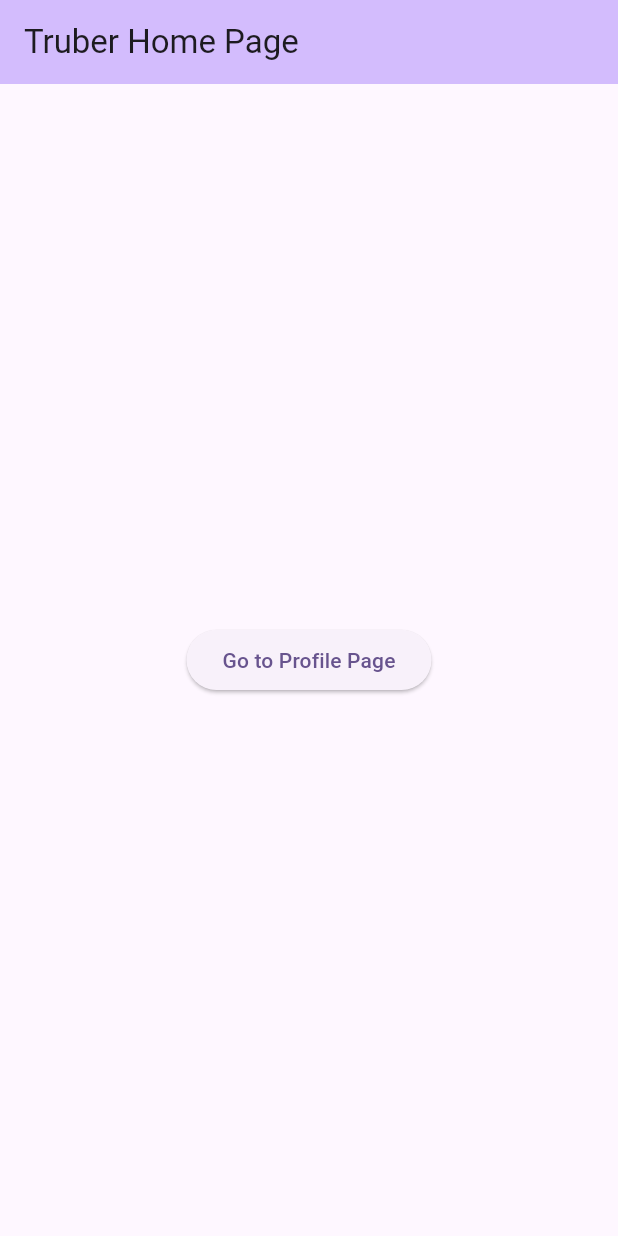
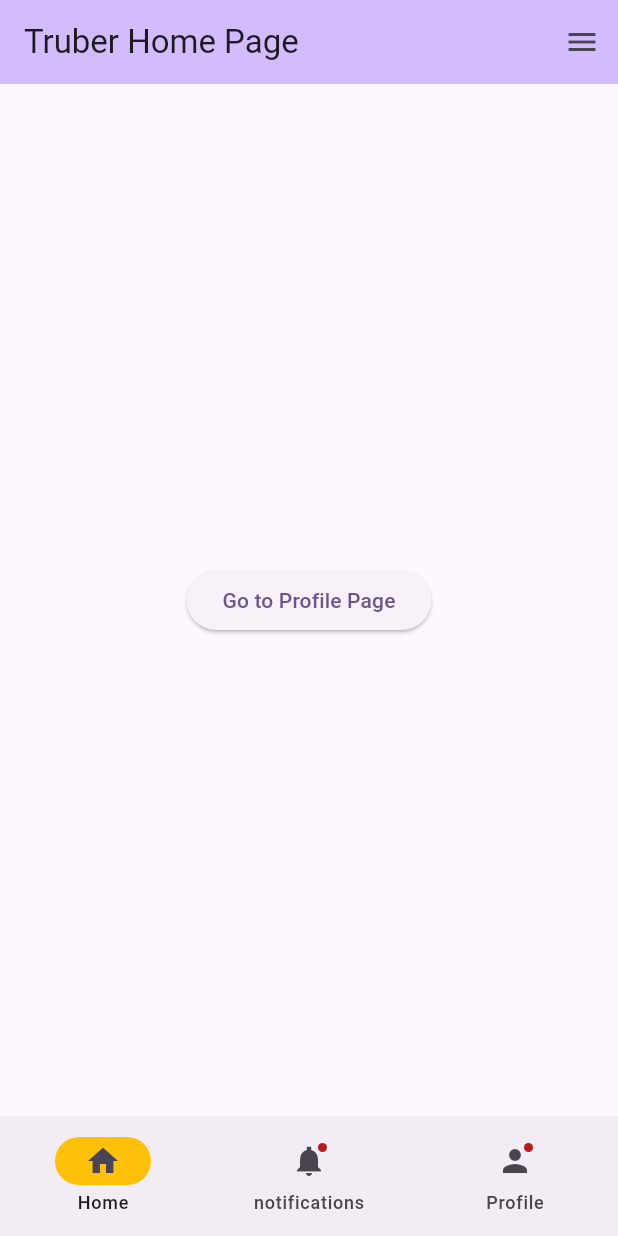
Before and after one commit to FearQuare/Truber, a Flutter app: the screen it shows after launch, on a phone screen of 412 x 824 dp. Run offline on Flutter 3.47's test engine with Material 3 defaults, Android fonts, the light colour scheme and no system bars.

Commit message:
add navbar (has issues)

```diff
--- a/lib/main.dart
+++ b/lib/main.dart
@@ -1,5 +1,6 @@
 import 'package:flutter/material.dart';
 import 'package:truber/screens/profile_page.dart';
+import 'package:truber/widgets/navigation_bar.dart';
 
 void main() {
   runApp(const MyApp());
@@ -30,6 +31,7 @@ class MyHomePage extends StatefulWidget {
 }
 
 class _MyHomePageState extends State<MyHomePage> {
+  int currentPageIndex = 0;
   // Function to navigate to the ProfilePage
   void _navigateToProfilePage() {
     Navigator.push(
@@ -38,12 +40,25 @@ class _MyHomePageState extends State<MyHomePage> {
     );
   }
 
+  void _onTabSelected(int index){
+    if (index != currentPageIndex){
+      Navigator.pop(context);
+    }
+  }
+
   @override
   Widget build(BuildContext context) {
     return Scaffold(
       appBar: AppBar(
         backgroundColor: Theme.of(context).colorScheme.inversePrimary,
         title: Text(widget.title),
+        actions: [
+          IconButton(
+              onPressed: () {
+                // I'll provide the action here later.
+              },
+              icon: Icon(Icons.menu)),
+        ],
       ),
       body: Center(
         child: Column(
@@ -53,6 +68,9 @@ class _MyHomePageState extends State<MyHomePage> {
           ],
         ),
       ),
+      bottomNavigationBar: TruberNavBar(
+        onTabSelected: _onTabSelected,
+      ),
     );
   }
 }
--- a/lib/screens/profile_page.dart
+++ b/lib/screens/profile_page.dart
@@ -1,6 +1,19 @@
 import 'package:flutter/material.dart';
+import 'package:truber/widgets/navigation_bar.dart';
 
-class ProfilePage extends StatelessWidget {
+class ProfilePage extends StatefulWidget {
+  @override
+  State<StatefulWidget> createState() => _ProfilePageState();
+}
+
+class _ProfilePageState extends State<ProfilePage>{
+  int currentPageIndex = 1;
+
+  void _onTabSelected(int index){
+    if (index != currentPageIndex){
+      Navigator.pop(context);
+    }
+  }
   @override
   Widget build(BuildContext context) {
     return MaterialApp(
@@ -15,10 +28,13 @@ class ProfilePage extends StatelessWidget {
               ElevatedButton(
                 onPressed: () {
                   Navigator.pop(context);
-                  },
+                },
                 child: Text("Go Back to Main Page"),)
             ],
           ),
+        ),
+        bottomNavigationBar: TruberNavBar(
+          onTabSelected: _onTabSelected,
         ),
       ),
     );
--- /dev/null
+++ b/lib/widgets/navigation_bar.dart
@@ -0,0 +1,45 @@
+import 'package:flutter/material.dart';
+
+class TruberNavBar extends StatefulWidget {
+  final Function(int) onTabSelected;
+  const TruberNavBar({super.key, required this.onTabSelected});
+  @override
+  State<StatefulWidget> createState() => _TruberNavBarState();
+}
+
+class _TruberNavBarState extends State<TruberNavBar> {
+  int currentPageIndex = 0;
+
+  @override
+  Widget build(BuildContext context) {
+    final ThemeData theme = Theme.of(context);
+    return NavigationBar(
+      onDestinationSelected: (int index) {
+        setState(() {
+          currentPageIndex = index;
+        });
+        widget.onTabSelected(index);
+      },
+      indicatorColor: Colors.amber,
+      selectedIndex: currentPageIndex,
+      destinations: const <Widget>[
+        NavigationDestination(
+          selectedIcon: Icon(Icons.home),
+          icon: Icon(Icons.home_outlined),
+          label: 'Home',
+        ),
+        NavigationDestination(
+          icon: Badge(child: Icon(Icons.notifications_sharp)),
+          label: 'notifications',
+        ),
+        NavigationDestination(
+          icon: Badge(
+            child: Icon(Icons.person),
+          ),
+          label: 'Profile',
+        ),
+      ],
+    );
+  }
+
+}
```
